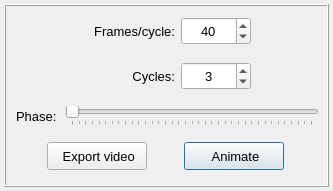
This is pulse/interface/data/ui_files/plots/animation/animation_widget.ui in open-pulse/OpenPulse as Qt 5 draws it before an edit. The edited form follows.
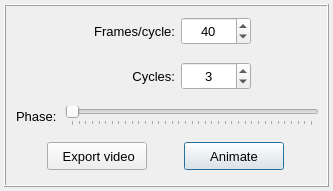
This is the edited form. Icons and pictures are not drawn.

```diff
--- a/pulse/interface/data/ui_files/plots/animation/animation_widget.ui
+++ b/pulse/interface/data/ui_files/plots/animation/animation_widget.ui
@@ -497,7 +497,7 @@
             <string notr="true"/>
            </property>
            <property name="text">
-            <string> Animate</string>
+            <string>Animate</string>
            </property>
            <property name="icon">
             <iconset>
```
